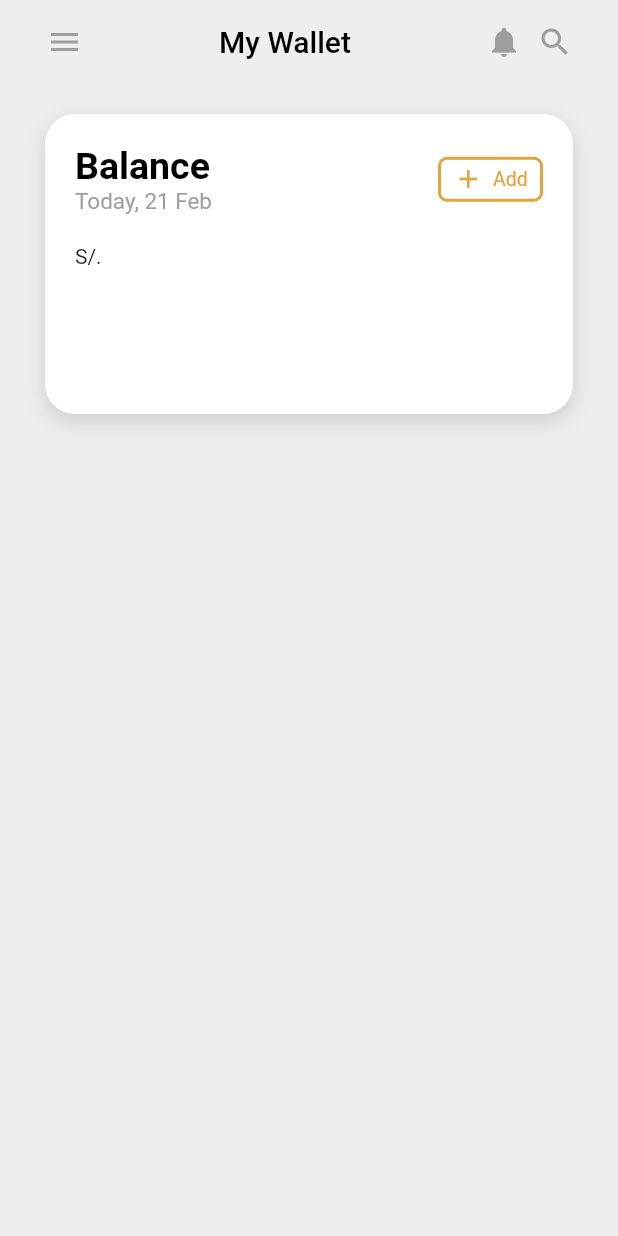
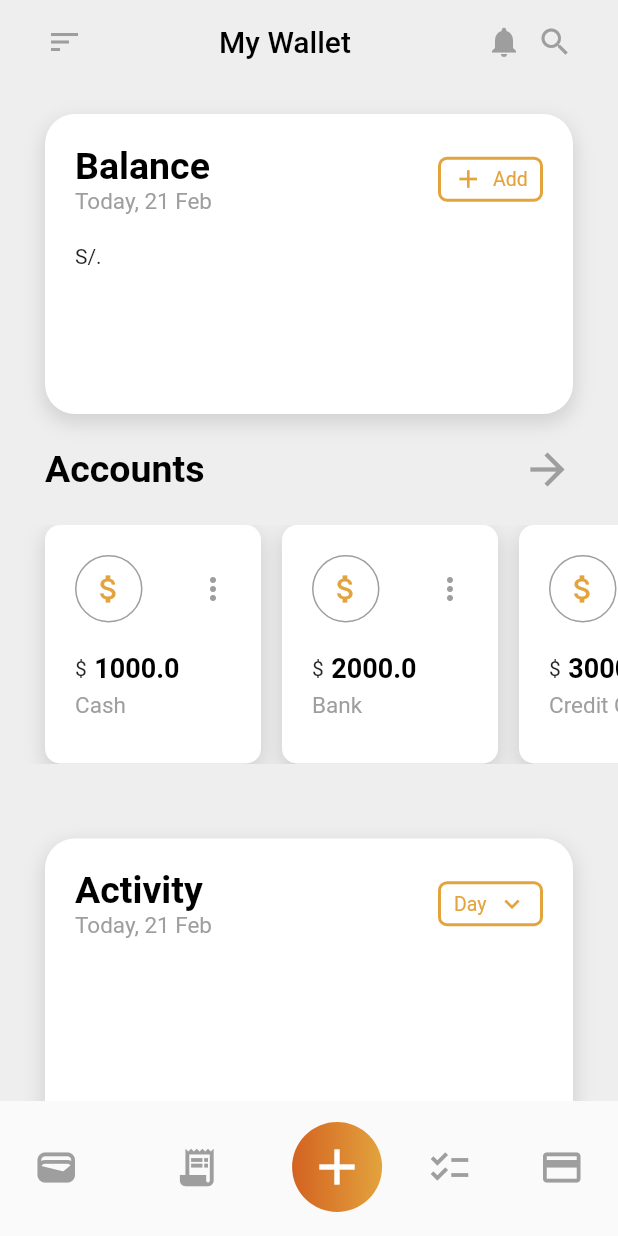
Before and after one commit to betitolg/personal_finance_app, a Flutter app: the screen it shows after launch, on a phone screen of 412 x 824 dp. Run offline on Flutter 3.47's test engine with Material 2 defaults, Android fonts, the phone set to English and light mode, and no system bars.

Commit message:
add accounts header and card, activity card and bottom navigation bar

```diff
--- a/lib/main.dart
+++ b/lib/main.dart
@@ -12,6 +12,7 @@ class MyApp extends StatelessWidget {
   Widget build(BuildContext context) {
     return MaterialApp(
         title: 'Flutter Demo',
+        debugShowCheckedModeBanner: false,
         theme: ThemeData(
           primarySwatch: Colors.blue,
         ),
--- /dev/null
+++ b/lib/models/account_model.dart
@@ -0,0 +1,35 @@
+class AccountModel {
+  final String? id;
+  final String? name;
+  final bool? status;
+  final double? amount;
+
+  AccountModel({this.id, this.name, this.status, this.amount});
+}
+
+List<AccountModel> accountList = [
+  AccountModel(
+    id: '1',
+    name: 'Cash',
+    status: true,
+    amount: 1000.0,
+  ),
+  AccountModel(
+    id: '2',
+    name: 'Bank',
+    status: true,
+    amount: 2000.0,
+  ),
+  AccountModel(
+    id: '3',
+    name: 'Credit Card',
+    status: true,
+    amount: 3000.0,
+  ),
+  AccountModel(
+    id: '3',
+    name: 'PayPal',
+    status: true,
+    amount: 3000.0,
+  ),
+];
--- /dev/null
+++ b/lib/ui/components/template/custom_bottom_navigation_bar.dart
@@ -0,0 +1,16 @@
+import 'package:flutter/material.dart';
+
+class CustomBottomNavigationBar extends StatefulWidget {
+  const CustomBottomNavigationBar({Key? key}) : super(key: key);
+
+  @override
+  _CustomBottomNavigationBarState createState() =>
+      _CustomBottomNavigationBarState();
+}
+
+class _CustomBottomNavigationBarState extends State<CustomBottomNavigationBar> {
+  @override
+  Widget build(BuildContext context) {
+    return Container();
+  }
+}
--- a/lib/ui/components/theme/app_colors.dart
+++ b/lib/ui/components/theme/app_colors.dart
@@ -6,4 +6,5 @@ class AppColors {
   static const kTitle = Color.fromRGBO(21, 25, 32, 1.0);
   static const kSubTitle = Color.fromRGBO(85, 85, 90, 1.0);
   static const kStrongColor = Color.fromRGBO(227, 163, 61, 1.0);
+  static const kButtonColor = Color.fromRGBO(211, 98, 33, 1.0);
 }
--- a/lib/ui/views/home/home_view.dart
+++ b/lib/ui/views/home/home_view.dart
@@ -1,5 +1,9 @@
 import 'package:flutter/material.dart';
 import 'package:personal_finance_app/ui/components/template/custom_scaffold.dart';
+import 'package:personal_finance_app/ui/components/theme/app_colors.dart';
+import 'package:personal_finance_app/ui/views/home/widgets/accounts.dart';
+import 'package:personal_finance_app/ui/views/home/widgets/accounts_header.dart';
+import 'package:personal_finance_app/ui/views/home/widgets/activity_card.dart';
 import 'package:personal_finance_app/ui/views/home/widgets/header_card.dart';
 
 class HomeView extends StatelessWidget {
@@ -16,11 +20,16 @@ class HomeView extends StatelessWidget {
           const SizedBox(height: 20.0),
           const HeaderCard(),
           const SizedBox(height: 20.0),
+          const AccountsHeader(),
+          const SizedBox(height: 20.0),
+          const Accounts(),
+          const SizedBox(height: 20.0),
+          const ActivityCard()
         ],
       ),
       leading: Container(
           margin: const EdgeInsets.only(left: 30.0),
-          child: const Icon(Icons.menu, color: Colors.grey)),
+          child: const Icon(Icons.sort, color: Colors.grey)),
       // ignore: prefer_const_literals_to_create_immutables
       actions: [
         const Icon(Icons.notifications, color: Colors.grey),
@@ -35,6 +44,59 @@ class HomeView extends StatelessWidget {
           ),
         ),
       ],
+      bottomNavigationBar: BottomNavigationBar(
+        currentIndex: 1,
+        elevation: 0,
+        backgroundColor: Colors.white,
+        showSelectedLabels: false,
+        items: [
+          const BottomNavigationBarItem(
+              activeIcon: Icon(
+                Icons.wallet,
+                color: AppColors.kStrongColor,
+                size: 30,
+              ),
+              icon: Icon(
+                Icons.wallet,
+                color: Colors.grey,
+                size: 30,
+              ),
+              label: ''),
+          const BottomNavigationBarItem(
+              icon: Icon(
+                Icons.receipt_long,
+                color: Colors.grey,
+                size: 30,
+              ),
+              label: ''),
+          BottomNavigationBarItem(
+              icon: Container(
+                width: 60,
+                height: 60,
+                decoration: const BoxDecoration(
+                  shape: BoxShape.circle,
+                  gradient: LinearGradient(
+                    colors: [
+                      AppColors.kButtonColor,
+                      AppColors.kStrongColor,
+                    ],
+                  ),
+                ),
+                child: const Icon(
+                  Icons.add,
+                  color: Colors.white,
+                  size: 40,
+                ),
+              ),
+              label: ''),
+          const BottomNavigationBarItem(
+              icon: Icon(Icons.checklist, color: Colors.grey, size: 30.0),
+              label: ''),
+          const BottomNavigationBarItem(
+              icon: Icon(Icons.credit_card, color: Colors.grey, size: 30.0),
+              label: ''),
+        ],
+      ),
     );
   }
 }
--- /dev/null
+++ b/lib/ui/views/home/widgets/accounts.dart
@@ -0,0 +1,114 @@
+import 'package:flutter/material.dart';
+import 'package:personal_finance_app/models/account_model.dart';
+import 'package:personal_finance_app/ui/components/theme/app_colors.dart';
+
+class Accounts extends StatefulWidget {
+  const Accounts({Key? key}) : super(key: key);
+
+  @override
+  State<Accounts> createState() => _AccountsState();
+}
+
+class _AccountsState extends State<Accounts> {
+  @override
+  Widget build(BuildContext context) {
+    return Container(
+      margin: const EdgeInsets.only(bottom: 30.0),
+      width: double.infinity,
+      height: 159.0,
+      child: ListView.builder(
+          scrollDirection: Axis.horizontal,
+          itemCount: accountList.length,
+          itemBuilder: (context, index) {
+            final account = accountList[index];
+            return Container(
+              margin: EdgeInsets.only(
+                left: index == 0 ? 30.0 : 0.0,
+                right: 14.0,
+              ),
+              child: Container(
+                  width: 144.0,
+                  height: 159.0,
+                  decoration: const BoxDecoration(
+                    color: Colors.white,
+                    borderRadius: BorderRadius.all(Radius.circular(10.0)),
+                    boxShadow: [
+                      BoxShadow(
+                        color: Colors.black12,
+                        blurRadius: 10.0,
+                        spreadRadius: 1.0,
+                        offset: Offset(0.0, 5.0),
+                      ),
+                    ],
+                  ),
+                  child: Container(
+                    margin: const EdgeInsets.symmetric(
+                      horizontal: 20.0,
+                      vertical: 20.0,
+                    ),
+                    child: Column(
+                      crossAxisAlignment: CrossAxisAlignment.start,
+                      children: [
+                        Row(
+                          // ignore: prefer_const_literals_to_create_immutables
+                          children: [
+                            Container(
+                              width: 45,
+                              height: 45,
+
+                              // ignore: prefer_const_constructors
+                              decoration: BoxDecoration(
+                                shape: BoxShape.circle,
+                                border:
+                                    Border.all(color: Colors.grey, width: 1),
+                              ),
+
+                              child: const Icon(
+                                Icons.attach_money,
+                                color: AppColors.kStrongColor,
+                              ),
+                            ),
+                            const Spacer(),
+                            const Icon(
+                              Icons.more_vert,
+                              color: Colors.grey,
+                            )
+                          ],
+                        ),
+                        const SizedBox(
+                          height: 20.0,
+                        ),
+                        Row(
+                          children: [
+                            const Text("\$"),
+                            const SizedBox(
+                              width: 5.0,
+                            ),
+                            Text(
+                              account.amount.toString(),
+                              style: const TextStyle(
+                                color: Colors.black,
+                                fontSize: 18.0,
+                                fontWeight: FontWeight.bold,
+                              ),
+                            ),
+                          ],
+                        ),
+                        const SizedBox(
+                          height: 5.0,
+                        ),
+                        Text(
+                          account.name.toString(),
+                          style: const TextStyle(
+                            color: Colors.grey,
+                            fontSize: 15.0,
+                          ),
+                        ),
+                      ],
+                    ),
+                  )),
+            );
+          }),
+    );
+  }
+}
--- /dev/null
+++ b/lib/ui/views/home/widgets/accounts_header.dart
@@ -0,0 +1,28 @@
+import 'package:flutter/material.dart';
+
+class AccountsHeader extends StatelessWidget {
+  const AccountsHeader({Key? key}) : super(key: key);
+
+  @override
+  Widget build(BuildContext context) {
+    return Container(
+      margin: const EdgeInsets.symmetric(horizontal: 30.0),
+      child: Row(
+        // ignore: prefer_const_literals_to_create_immutables
+        children: [
+          const Text("Accounts",
+              style: TextStyle(
+                  color: Colors.black,
+                  fontSize: 25.0,
+                  fontWeight: FontWeight.bold)),
+          const Spacer(),
+          const Icon(
+            Icons.arrow_forward,
+            color: Colors.grey,
+            size: 34.0,
+          ),
+        ],
+      ),
+    );
+  }
+}
--- /dev/null
+++ b/lib/ui/views/home/widgets/activity_card.dart
@@ -0,0 +1,33 @@
+import 'package:flutter/material.dart';
+import 'package:personal_finance_app/ui/views/home/widgets/activity_card_content.dart';
+
+class ActivityCard extends StatefulWidget {
+  const ActivityCard({Key? key}) : super(key: key);
+
+  @override
+  _ActivityCardState createState() => _ActivityCardState();
+}
+
+class _ActivityCardState extends State<ActivityCard> {
+  @override
+  Widget build(BuildContext context) {
+    return Container(
+      margin: const EdgeInsets.symmetric(horizontal: 30.0),
+      width: double.infinity,
+      height: 300.0,
+      decoration: const BoxDecoration(
+        color: Colors.white,
+        borderRadius: BorderRadius.all(Radius.circular(20.0)),
+        boxShadow: [
+          BoxShadow(
+            color: Colors.black12,
+            blurRadius: 10.0,
+            spreadRadius: 1.0,
+            offset: Offset(0.0, 5.0),
+          ),
+        ],
+      ),
+      child: const ActivityCardContent(),
+    );
+  }
+}
--- /dev/null
+++ b/lib/ui/views/home/widgets/activity_card_content.dart
@@ -0,0 +1,72 @@
+import 'package:flutter/material.dart';
+import 'package:personal_finance_app/ui/components/theme/app_colors.dart';
+
+class ActivityCardContent extends StatelessWidget {
+  const ActivityCardContent({Key? key}) : super(key: key);
+
+  @override
+  Widget build(BuildContext context) {
+    return Container(
+      margin: const EdgeInsets.symmetric(horizontal: 20.0, vertical: 20.0),
+      child: Column(
+        children: [
+          Row(
+            mainAxisAlignment: MainAxisAlignment.spaceBetween,
+            children: [
+              Column(
+                crossAxisAlignment: CrossAxisAlignment.start,
+                mainAxisAlignment: MainAxisAlignment.spaceAround,
+                // ignore: prefer_const_literals_to_create_immutables
+                children: [
+                  const Text(
+                    "Activity",
+                    style: TextStyle(
+                        color: Colors.black,
+                        fontSize: 25.0,
+                        fontWeight: FontWeight.bold),
+                  ),
+                  const Text(
+                    "Today, 21 Feb",
+                    style: TextStyle(
+                      color: Colors.grey,
+                      fontSize: 15.0,
+                    ),
+                  ),
+                ],
+              ),
+              Container(
+                decoration: BoxDecoration(
+                    color: Colors.white,
+                    border: Border.all(color: AppColors.kStrongColor, width: 2),
+                    borderRadius: BorderRadius.circular(6.0)),
+                width: 70.0,
+                height: 30.0,
+                child: Container(
+                  margin: const EdgeInsets.symmetric(horizontal: 5.0),
+                  child: Row(
+                    mainAxisAlignment: MainAxisAlignment.spaceAround,
+                    // ignore: prefer_const_literals_to_create_immutables
+                    children: [
+                      const Text(
+                        "Day",
+                        style: TextStyle(
+                          color: AppColors.kStrongColor,
+                          fontSize: 13.0,
+                        ),
+                      ),
+                      const Icon(
+                        Icons.expand_more,
+                        size: 20,
+                        color: AppColors.kStrongColor,
+                      ),
+                    ],
+                  ),
+                ),
+              ),
+            ],
+          ),
+        ],
+      ),
+    );
+  }
+}
```
